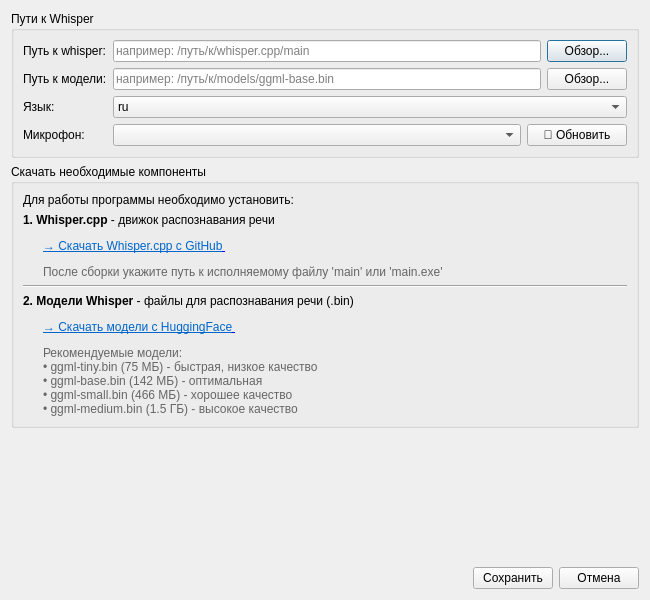
The window that settingsdialog.ui (den0011/SpeechRecognition) describes before a commit, drawn with Qt 5.
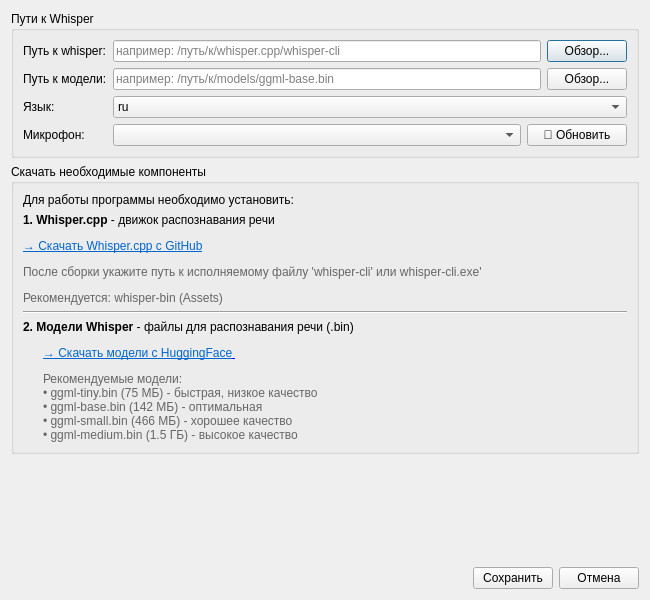
The same window after the commit.

```diff
--- a/settingsdialog.ui
+++ b/settingsdialog.ui
@@ -32,7 +32,7 @@
         <item>
          <widget class="QLineEdit" name="whisperPathEdit">
           <property name="placeholderText">
-           <string>например: /путь/к/whisper.cpp/main</string>
+           <string>например: /путь/к/whisper.cpp/whisper-cli</string>
           </property>
          </widget>
         </item>
@@ -185,17 +185,7 @@
       <item>
        <widget class="QLabel" name="whisperLinkLabel">
         <property name="text">
-         <string>&lt;html&gt;&lt;head/&gt;&lt;body&gt;
-&lt;p&gt;&lt;b&gt;1. Whisper.cpp&lt;/b&gt; - движок распознавания речи&lt;/p&gt;
-&lt;p style=&quot;margin-left: 20px;&quot;&gt;
-&lt;a href=&quot;https://github.com/ggerganov/whisper.cpp&quot;&gt;
-&lt;span style=&quot;color:#0066cc;&quot;&gt;→ Скачать Whisper.cpp с GitHub&lt;/span&gt;
-&lt;/a&gt;
-&lt;/p&gt;
-&lt;p style=&quot;margin-left: 20px; color: #666;&quot;&gt;
-После сборки укажите путь к исполняемому файлу 'main' или 'main.exe'
-&lt;/p&gt;
-&lt;/body&gt;&lt;/html&gt;</string>
+         <string>&lt;html&gt;&lt;head/&gt;&lt;body&gt;&lt;p&gt;&lt;span style=&quot; font-weight:600;&quot;&gt;1. Whisper.cpp&lt;/span&gt; - движок распознавания речи&lt;/p&gt;&lt;p&gt;&lt;a href=&quot;https://github.com/ggerganov/whisper.cpp&quot;&gt;&lt;span style=&quot; text-decoration: underline; color:#0066cc;&quot;&gt;→ Скачать Whisper.cpp с GitHub&lt;/span&gt;&lt;/a&gt;&lt;/p&gt;&lt;p&gt;&lt;span style=&quot; color:#666666;&quot;&gt;После сборки укажите путь к исполняемому файлу 'whisper-cli' или whisper-cli.exe' &lt;/span&gt;&lt;/p&gt;&lt;p&gt;&lt;span style=&quot; color:#666666;&quot;&gt;Рекомендуется: whisper-bin (Assets) &lt;/span&gt;&lt;/p&gt;&lt;/body&gt;&lt;/html&gt;</string>
         </property>
         <property name="textFormat">
          <enum>Qt::RichText</enum>
```
Left out of the diff: 22 changed lines with no effect on the pictures.
